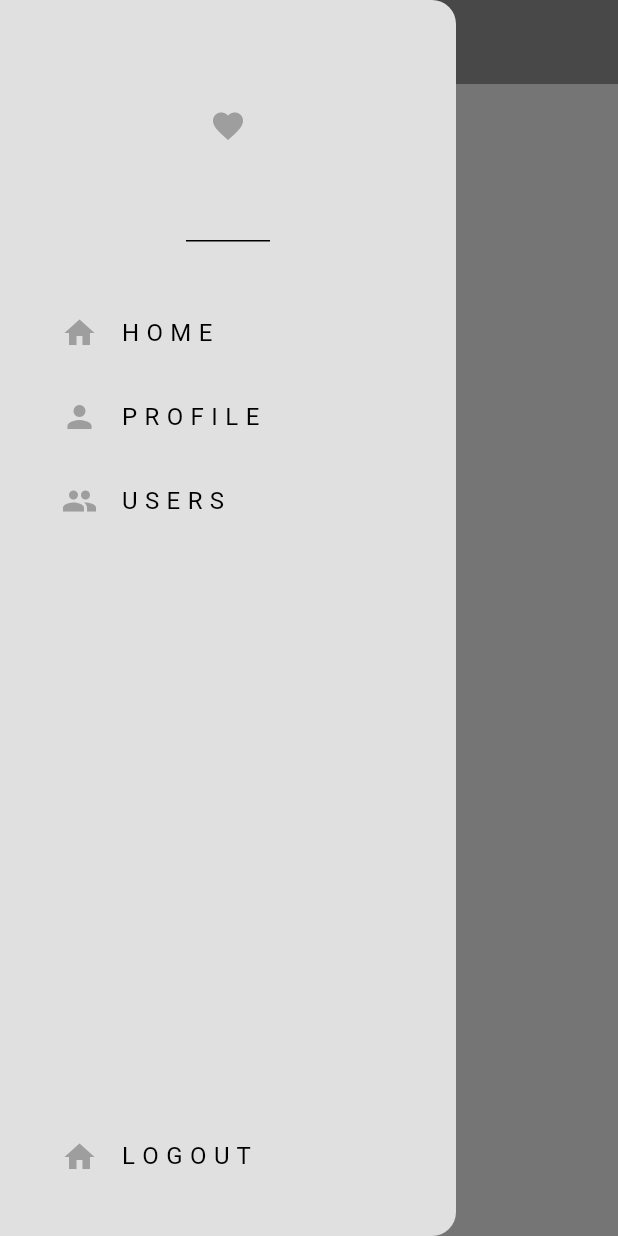
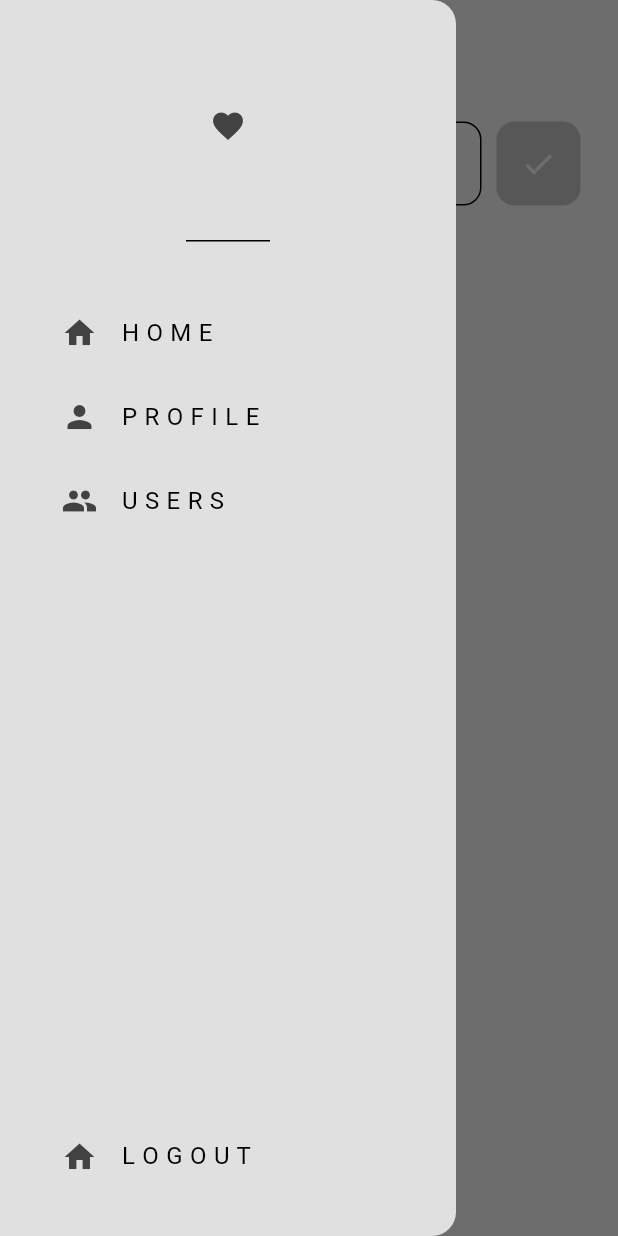
Before and after one commit to ell-sie/Minimal-social-app, a Flutter app: the screen it shows once a user with an empty profile is signed in, with the side drawer open, on a phone screen of 412 x 824 dp. Run offline on Flutter 3.47's test engine with Material 3 defaults, Android fonts, the phone set to English and light mode, and no system bars; our stand-ins replace cloud_firestore, firebase_auth, firebase_core; accounts and stored records are empty; network calls fail.

Commit message:
made post

```diff
--- a/flutter_app/lib/auth/auth.dart
+++ b/flutter_app/lib/auth/auth.dart
@@ -14,7 +14,7 @@ class AuthPage extends StatelessWidget {
         builder: (context, snapshot) {
           // user is logged in
           if (snapshot.hasData) {
-            return const HomePage();
+            return HomePage();
           }
 
           // user is Not logged in
--- /dev/null
+++ b/flutter_app/lib/components/my_post_button.dart
@@ -0,0 +1,26 @@
+import 'package:flutter/material.dart';
+
+class PostButton extends StatelessWidget {
+  final void Function()? onTap;
+  const PostButton({super.key, required this.onTap});
+
+  @override
+  Widget build(BuildContext context) {
+    return GestureDetector(
+      onTap: onTap,
+      child: Container(
+        decoration: BoxDecoration(
+          color: Theme.of(context).colorScheme.secondary,
+          borderRadius: BorderRadius.circular(12),
+        ),
+        padding: const EdgeInsets.all(16),
+        margin: const EdgeInsets.only(left: 10),
+        child: Center(
+          child: Icon(
+            Icons.done,
+            color: Theme.of(context).colorScheme.primary,),
+        ),
+      ),
+    );
+  }
+}
--- /dev/null
+++ b/flutter_app/lib/database/firestore.dart
@@ -0,0 +1,37 @@
+/*
+This database stores posts that users have pushed in the app.
+It is stored in a collection called "Posts" in Firebase
+
+Each post contains:
+- a message
+- email of user
+- timestamp
+*/
+
+import 'package:cloud_firestore/cloud_firestore.dart';
+import 'package:firebase_auth/firebase_auth.dart';
+
+class FirstoreDatabase {
+  // current logged in user
+  User? user = FirebaseAuth.instance.currentUser;
+  // get collection of posts from firebase
+  final CollectionReference posts =
+      FirebaseFirestore.instance.collection('Posts');
+  // post a message
+  Future<void> addPosts(String message) {
+    return posts.add({
+      'UserEmail': user!.email,
+      'PostMessage': message,
+      'TimeStamp': Timestamp.now(),
+    });
+  }
+
+  // read posts from database
+  Stream<QuerySnapshot> getPostsStream() {
+    final postsStream = FirebaseFirestore.instance
+        .collection('Posts')
+        .orderBy('TimeStamp', descending: true)
+        .snapshots();
+    return postsStream;
+  }
+}
--- a/flutter_app/lib/main.dart
+++ b/flutter_app/lib/main.dart
@@ -28,7 +28,7 @@ class MyApp extends StatelessWidget {
       darkTheme: darkMode,
       routes: {
         '/login_register_page':(context) => const LoginOrRegister(),
-        '/home_page':(context) => const HomePage(),
+        '/home_page':(context) => HomePage(),
         '/profile_page':(context) => ProfilePage(),
         '/user_page':(context) => const UserPage(),
       }
--- a/flutter_app/lib/pages/home_page.dart
+++ b/flutter_app/lib/pages/home_page.dart
@@ -1,20 +1,113 @@
+import 'package:cloud_firestore/cloud_firestore.dart';
 import 'package:flutter/material.dart';
 import 'package:flutter_app/components/my_drawer.dart';
+import 'package:flutter_app/components/my_list_tile.dart';
+import 'package:flutter_app/components/my_post_button.dart';
+import 'package:flutter_app/components/my_textfield.dart';
+import 'package:flutter_app/database/firestore.dart';
 
 class HomePage extends StatelessWidget {
-  const HomePage({super.key});
+  HomePage({super.key});
+
+  // firestore acess
+  final FirstoreDatabase database = FirstoreDatabase();
+
+  // text controller
+  final TextEditingController newPostController = TextEditingController();
+
+  // post message
+  void postMessage() {
+    // only post message if there is something in the textfield
+    if (newPostController.text.isNotEmpty) {
+      String message = newPostController.text;
+      database.addPosts(message);
+    }
+
+  // clear the controller
+  newPostController.clear();
+  }
 
 
   @override
   Widget build(BuildContext context) {
     return Scaffold(
+      backgroundColor: Theme.of(context).colorScheme.primary,
       appBar: AppBar(
-        title: Text("Home"),
+        title: const Text("W A L L"),
         centerTitle: true,
-        backgroundColor: Theme.of(context).colorScheme.inversePrimary,
+        backgroundColor: Colors.transparent,
+        foregroundColor: Theme.of(context).colorScheme.inversePrimary,
         elevation: 0,
         ),
-        drawer: MyDrawer(),
+        drawer: const MyDrawer(),
+        body: Column(
+          children: [
+            // Textfield box for user to type
+            Padding(
+              padding: const EdgeInsets.all(25),
+              child: Row(
+                children: [
+                  // textfield
+                  Expanded(
+                    child: MyTextField(
+                      hintText: "Say something",
+                      obscureText: false,
+                      controller: newPostController),
+                  ),
+
+                  // post button
+                  PostButton(
+                    onTap: postMessage,
+                    )
+                ],
+              ),
+            ),
+
+            // posts
+            StreamBuilder(
+              stream: database.getPostsStream(),
+              builder: (context, snapshot) {
+                // show loading circle
+                if (snapshot.connectionState == ConnectionState.waiting) {
+                  return Center(
+                    child: CircularProgressIndicator(),
+                  );
+                }
+                // get all posts
+                final posts = snapshot.data!.docs;
+
+                // no data?
+                if (snapshot.data == null || posts.isEmpty) {
+                  return const Center(
+                    child: Padding(
+                      padding: EdgeInsets.all(25),
+                      child: Text("No posts.. Post something!"),
+                      ),
+                  );
+                }
+
+                // return as list
+                return Expanded(
+                  child: ListView.builder(
+                    itemCount: posts.length,
+                    itemBuilder: (context, index) {
+                      // get each individual post
+                      final post = posts[index];
+                      // get data from each post
+                      String message = post['PostMessage'];
+                      String userEmail = post['UserEmail'];
+                      Timestamp timestamp = post['TimeStamp'];
+
+                      // return as a a list tile
+                      return MyListTile(
+                        title: message,
+                        subTitle: userEmail
+                        );
+                    }),
+                );
+              },
+              )
+        ],)
     );
   }
 }
--- a/flutter_app/lib/pages/login_page.dart
+++ b/flutter_app/lib/pages/login_page.dart
@@ -72,7 +72,7 @@ class _LoginPageState extends State<LoginPage> {
 
                   // app name
                   const Text(
-                    "M I N I M A L",
+                    "S O C I A L",
                     style: TextStyle(fontSize: 20),
                   ),
 
--- a/flutter_app/lib/theme/light_mode.dart
+++ b/flutter_app/lib/theme/light_mode.dart
@@ -6,7 +6,7 @@ ThemeData lightMode = ThemeData(
     background: Colors.grey.shade300,
     primary: Colors.grey.shade200,
     secondary: Colors.grey.shade400,
-    inversePrimary: Colors.grey.shade500
+    inversePrimary: Colors.grey.shade800
   ),
   textTheme: ThemeData.light().textTheme.apply(
     bodyColor: Colors.grey[800],
```
Also changed, not shown: flutter_app/lib/components/my_back_button.dart (added, +23 -0 lines), flutter_app/lib/components/my_list_tile.dart (added, +33 -0 lines), flutter_app/lib/pages/profile_page.dart (+18 -3 lines), flutter_app/lib/pages/user_page.dart (+35 -15 lines).
